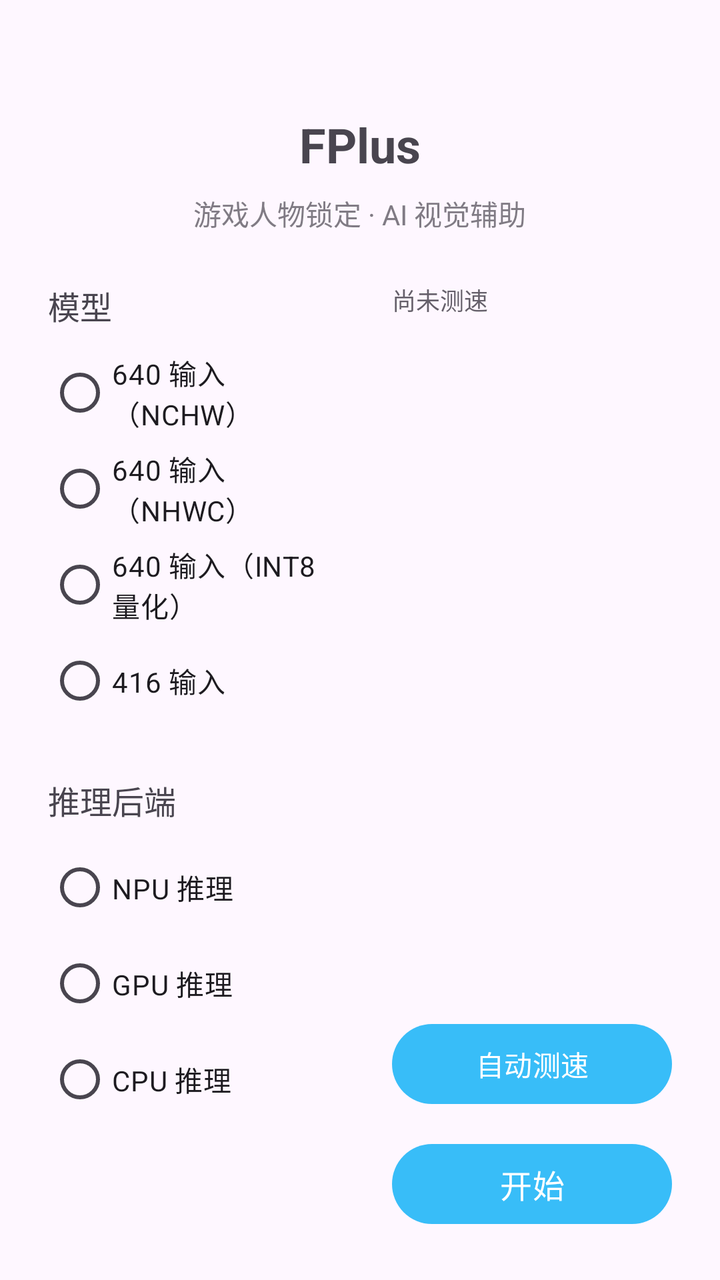
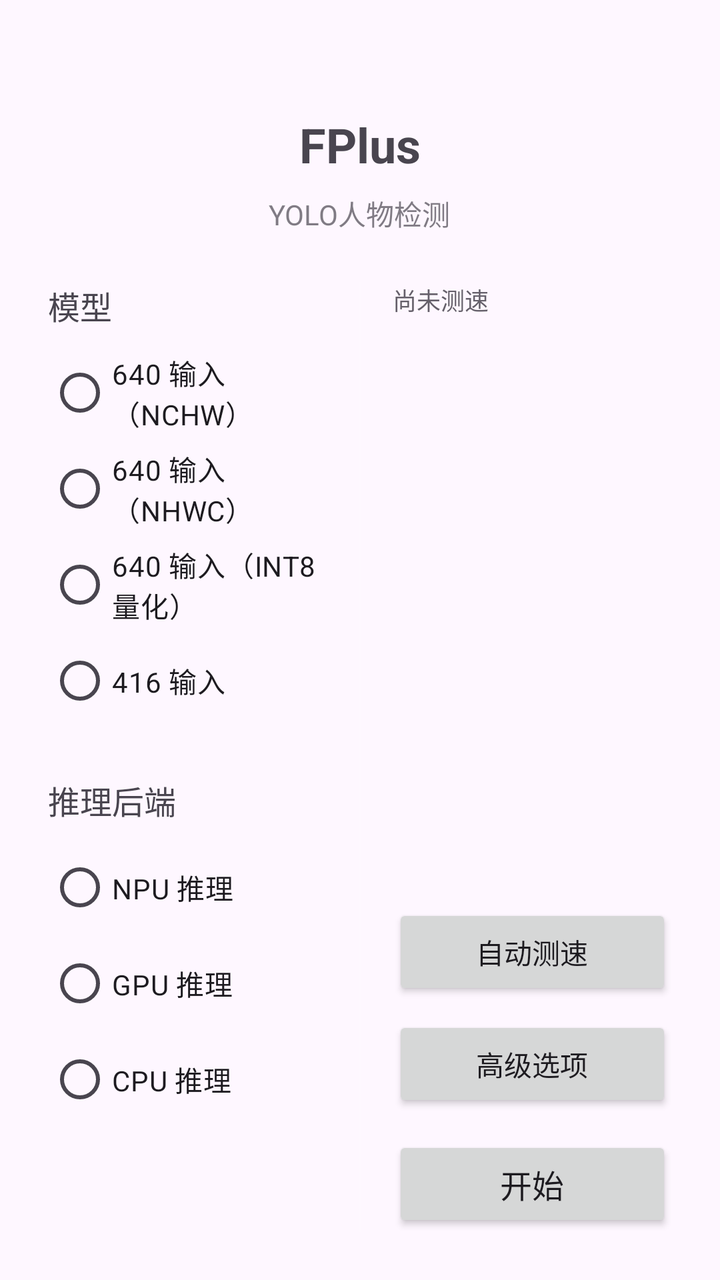

The first picture is an Android layout as it rendered before a commit; the second is the same layout after the commit. The layout source and the unified diff follow.
<!-- AndroidManifest.xml: application theme Theme.FPlus -->
<!-- res/layout/activity_main.xml -->
<?xml version="1.0" encoding="utf-8"?>
<LinearLayout xmlns:android="http://schemas.android.com/apk/res/android"
    android:layout_width="match_parent"
    android:layout_height="match_parent"
    android:orientation="vertical"
    android:padding="24dp">

    <TextView
        android:id="@+id/text_title"
        android:layout_width="wrap_content"
        android:layout_height="wrap_content"
        android:layout_gravity="center_horizontal"
        android:layout_marginTop="32dp"
        android:text="@string/title_main"
        android:textSize="24sp"
        android:textStyle="bold" />

    <TextView
        android:id="@+id/text_subtitle"
        android:layout_width="wrap_content"
        android:layout_height="wrap_content"
        android:layout_gravity="center_horizontal"
        android:layout_marginTop="8dp"
        android:alpha="0.7"
        android:text="@string/subtitle_main"
        android:textSize="14sp" />

    <LinearLayout
        android:layout_width="match_parent"
        android:layout_height="0dp"
        android:layout_weight="1"
        android:layout_marginTop="24dp"
        android:orientation="horizontal">

        
        <LinearLayout
            android:layout_width="0dp"
            android:layout_height="match_parent"
            android:layout_weight="1"
            android:orientation="vertical"
            android:paddingEnd="16dp">

            <TextView
                android:layout_width="wrap_content"
                android:layout_height="wrap_content"
                android:text="@string/model_option_title"
                android:textSize="16sp" />

            <RadioGroup
                android:id="@+id/radio_model"
                android:layout_width="match_parent"
                android:layout_height="wrap_content"
                android:layout_marginTop="8dp"
                android:orientation="vertical">

                <RadioButton
                    android:id="@+id/radio_model_default"
                    android:layout_width="wrap_content"
                    android:layout_height="wrap_content"
                    android:text="@string/model_default" />

                <RadioButton
                    android:id="@+id/radio_model_nhwc"
                    android:layout_width="wrap_content"
                    android:layout_height="wrap_content"
                    android:text="@string/model_nhwc" />

                <RadioButton
                    android:id="@+id/radio_model_int8"
                    android:layout_width="wrap_content"
                    android:layout_height="wrap_content"
                    android:text="@string/model_int8" />

                <RadioButton
                    android:id="@+id/radio_model_416"
                    android:layout_width="wrap_content"
                    android:layout_height="wrap_content"
                    android:text="@string/model_416" />
            </RadioGroup>

            <TextView
                android:layout_width="wrap_content"
                android:layout_height="wrap_content"
                android:layout_marginTop="24dp"
                android:text="@string/gpu_option_title"
                android:textSize="16sp" />

            <RadioGroup
                android:id="@+id/radio_backend"
                android:layout_width="match_parent"
                android:layout_height="wrap_content"
                android:layout_marginTop="8dp"
                android:orientation="vertical">

                <RadioButton
                    android:id="@+id/radio_npu"
                    android:layout_width="wrap_content"
                    android:layout_height="wrap_content"
                    android:text="@string/backend_npu" />

                <RadioButton
                    android:id="@+id/radio_gpu"
                    android:layout_width="wrap_content"
                    android:layout_height="wrap_content"
                    android:text="@string/backend_gpu" />

                <RadioButton
                    android:id="@+id/radio_cpu"
                    android:layout_width="wrap_content"
                    android:layout_height="wrap_content"
                    android:text="@string/backend_cpu" />
            </RadioGroup>
        </LinearLayout>

        
        <LinearLayout
            android:layout_width="0dp"
            android:layout_height="match_parent"
            android:layout_weight="1"
            android:orientation="vertical"
            android:paddingStart="16dp">

            <ScrollView
                android:layout_width="match_parent"
                android:layout_height="0dp"
                android:layout_weight="1">

                <TextView
                    android:id="@+id/benchmark_result"
                    android:layout_width="match_parent"
                    android:layout_height="wrap_content"
                    android:alpha="0.85"
                    android:text="@string/benchmark_placeholder"
                    android:textSize="12sp" />
            </ScrollView>

            <com.google.android.material.button.MaterialButton
                android:id="@+id/btn_benchmark"
                android:layout_width="match_parent"
                android:layout_height="wrap_content"
                android:layout_marginTop="12dp"
                android:text="@string/btn_benchmark"
                android:textSize="14sp" />

            <com.google.android.material.button.MaterialButton
                android:id="@+id/btn_start"
                android:layout_width="match_parent"
                android:layout_height="wrap_content"
                android:layout_marginTop="12dp"
                android:text="@string/btn_start"
                android:textSize="16sp" />
        </LinearLayout>
    </LinearLayout>

</LinearLayout>
<!-- resources referenced by this layout -->
<resources>
  <string name="backend_cpu">CPU 推理</string>
  <string name="backend_gpu">GPU 推理</string>
  <string name="backend_npu">NPU 推理</string>
  <string name="benchmark_placeholder">尚未测速</string>
  <string name="btn_benchmark">自动测速</string>
  <string name="btn_start">开始</string>
  <string name="gpu_option_title">推理后端</string>
  <string name="model_416">416 输入</string>
  <string name="model_default">640 输入（NCHW）</string>
  <string name="model_int8">640 输入（INT8 量化）</string>
  <string name="model_nhwc">640 输入（NHWC）</string>
  <string name="model_option_title">模型</string>
  <string name="subtitle_main">游戏人物锁定 · AI 视觉辅助</string>
  <string name="title_main">FPlus</string>
  <style name="Theme.FPlus" parent="Base.Theme.FPlus" />
  <style name="Base.Theme.FPlus" parent="Theme.Material3.DayNight.NoActionBar">
          <item name="colorPrimary">@color/accent</item>
      </style>
  <color name="accent">#38BDF8</color>
</resources>

<!-- the commit's change to res/layout/activity_main.xml (unified diff, before → after) -->
@@ -113,6 +113,12 @@
         </LinearLayout>
 
         
+        <View
+            android:layout_width="1dp"
+            android:layout_height="match_parent"
+            android:background="#1AFFFFFF" />
+
+        
         <LinearLayout
             android:layout_width="0dp"
             android:layout_height="match_parent"
@@ -134,7 +140,7 @@
                     android:textSize="12sp" />
             </ScrollView>
 
-            <com.google.android.material.button.MaterialButton
+            <Button
                 android:id="@+id/btn_benchmark"
                 android:layout_width="match_parent"
                 android:layout_height="wrap_content"
@@ -142,7 +148,15 @@
                 android:text="@string/btn_benchmark"
                 android:textSize="14sp" />
 
-            <com.google.android.material.button.MaterialButton
+            <Button
+                android:id="@+id/btn_advanced"
+                android:layout_width="match_parent"
+                android:layout_height="wrap_content"
+                android:layout_marginTop="8dp"
+                android:text="@string/btn_advanced"
+                android:textSize="14sp" />
+
+            <Button
                 android:id="@+id/btn_start"
                 android:layout_width="match_parent"
                 android:layout_height="wrap_content"
<!-- resource entries referenced after the edit -->
@@ -4,6 +4,7 @@
   <string name="backend_gpu">GPU 推理</string>
   <string name="backend_npu">NPU 推理</string>
   <string name="benchmark_placeholder">尚未测速</string>
+  <string name="btn_advanced">高级选项</string>
   <string name="btn_benchmark">自动测速</string>
   <string name="btn_start">开始</string>
   <string name="gpu_option_title">推理后端</string>
@@ -12,7 +13,7 @@
   <string name="model_int8">640 输入（INT8 量化）</string>
   <string name="model_nhwc">640 输入（NHWC）</string>
   <string name="model_option_title">模型</string>
-  <string name="subtitle_main">游戏人物锁定 · AI 视觉辅助</string>
+  <string name="subtitle_main">YOLO人物检测</string>
   <string name="title_main">FPlus</string>
   <style name="Theme.FPlus" parent="Base.Theme.FPlus" />
   <style name="Base.Theme.FPlus" parent="Theme.Material3.DayNight.NoActionBar">
